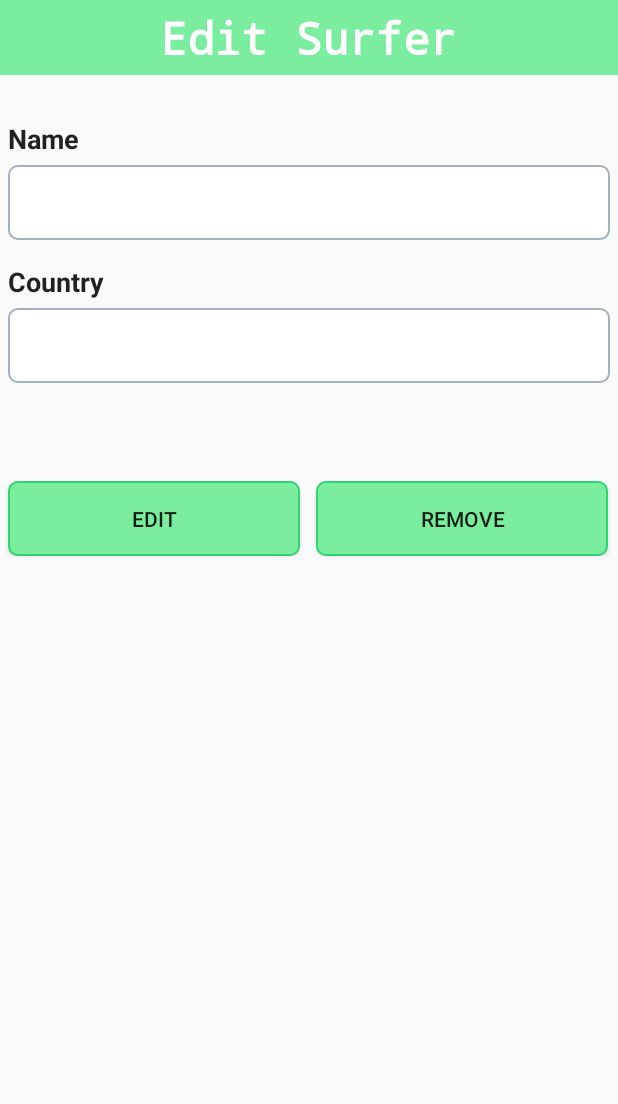
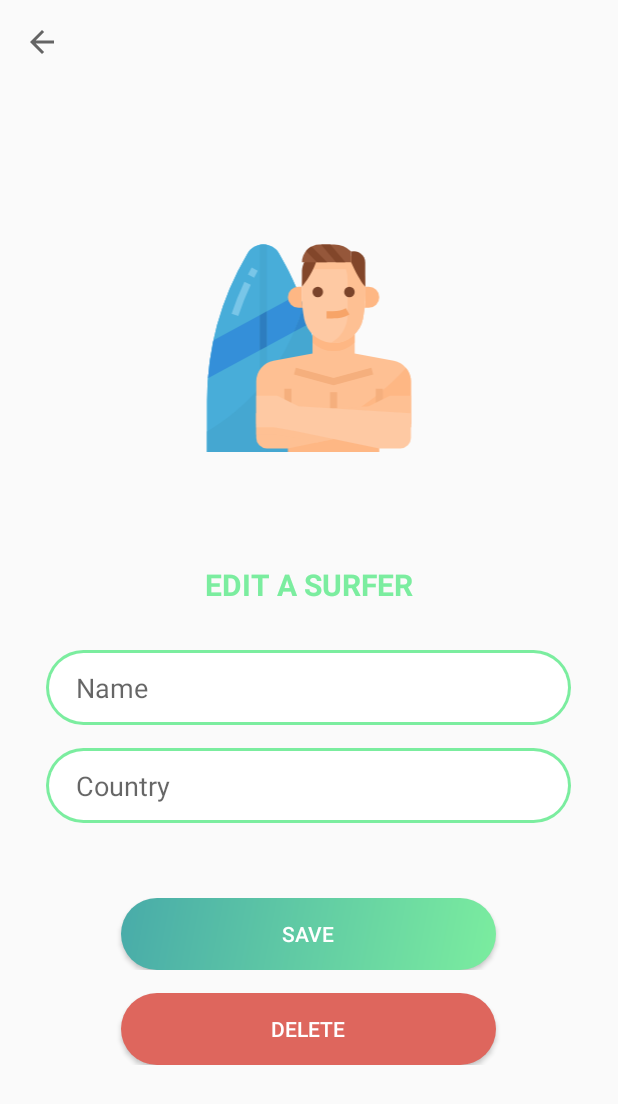
Before and after one commit to yanfalcao/HorizonDesafio, an Android app: the EditSurferActivity screen opened directly, with no data from a screen before it, on a phone screen of 412 x 824 dp. Shown: the top 1104 px of the screen. Run offline under Robolectric (Android 15) with nearby library versions, the phone set to English and light mode, and no system bars; our stand-ins replace ButterKnife.

Commit message:
Reafactor: Ajuste e melhoria na tela de edição de surfistas

```diff
--- a/MundialSurf/app/src/main/java/br/com/yanfalcao/mundialsurf/view/surfersViews/EditSurferActivity.java
+++ b/MundialSurf/app/src/main/java/br/com/yanfalcao/mundialsurf/view/surfersViews/EditSurferActivity.java
@@ -2,14 +2,19 @@ package br.com.yanfalcao.mundialsurf.view.surfersViews;
 
 import android.os.Bundle;
 import android.support.v7.app.AppCompatActivity;
+import android.support.v7.widget.Toolbar;
 import android.view.View;
 import android.widget.EditText;
 import android.widget.Toast;
 import br.com.yanfalcao.mundialsurf.R;
 import br.com.yanfalcao.mundialsurf.controller.SurferController;
 import br.com.yanfalcao.mundialsurf.model.DataBaseHelper;
+import butterknife.BindView;
+import butterknife.ButterKnife;
 
 public class EditSurferActivity extends AppCompatActivity {
+
+    @BindView(R.id.toolbar) Toolbar toolbar;
 
     EditText name, country;
     String idSurfer, nameSurfer, countrySurfer;
@@ -19,6 +24,11 @@ public class EditSurferActivity extends AppCompatActivity {
     protected void onCreate(Bundle savedInstanceState) {
         super.onCreate(savedInstanceState);
         setContentView(R.layout.activity_edit_surfer);
+        ButterKnife.bind(this);
+
+        setSupportActionBar(toolbar);
+        getSupportActionBar().setTitle("");
+        getSupportActionBar().setDisplayHomeAsUpEnabled(true);
 
         helper = new DataBaseHelper(this);
 
@@ -31,6 +41,12 @@ public class EditSurferActivity extends AppCompatActivity {
 
         name.setText(nameSurfer);
         country.setText(countrySurfer);
+    }
+
+    @Override
+    public boolean onSupportNavigateUp() {
+        onBackPressed();
+        return true;
     }
 
     public void editSurfer(View v){
--- a/MundialSurf/app/src/main/java/br/com/yanfalcao/mundialsurf/view/surfersViews/NewSurferActivity.java
+++ b/MundialSurf/app/src/main/java/br/com/yanfalcao/mundialsurf/view/surfersViews/NewSurferActivity.java
@@ -2,6 +2,7 @@ package br.com.yanfalcao.mundialsurf.view.surfersViews;
 
 import android.support.v7.app.AppCompatActivity;
 import android.os.Bundle;
+import android.support.v7.widget.Toolbar;
 import android.view.View;
 import android.widget.EditText;
 import android.widget.Toast;
@@ -16,6 +17,7 @@ public class NewSurferActivity extends AppCompatActivity {
     private DataBaseHelper helper;
     @BindView(R.id.name) EditText name;
     @BindView(R.id.country) EditText country;
+    @BindView(R.id.toolbar) Toolbar toolbar;
 
     @Override
     protected void onCreate(Bundle savedInstanceState) {
@@ -23,7 +25,17 @@ public class NewSurferActivity extends AppCompatActivity {
         setContentView(R.layout.activity_new_surfer);
         ButterKnife.bind(this);
 
+        setSupportActionBar(toolbar);
+        getSupportActionBar().setTitle("");
+        getSupportActionBar().setDisplayHomeAsUpEnabled(true);
+
         helper = new DataBaseHelper(this);
+    }
+
+    @Override
+    public boolean onSupportNavigateUp() {
+        onBackPressed();
+        return true;
     }
 
     public void saveSurfer(View v){
--- /dev/null
+++ b/MundialSurf/app/src/main/res/drawable/db_button_delete.xml
@@ -0,0 +1,11 @@
+<?xml version="1.0" encoding="utf-8"?>
+<shape xmlns:android="http://schemas.android.com/apk/res/android"
+    android:padding="15dp"
+    android:shape="rectangle">
+    <corners android:bottomLeftRadius="26dp"
+        android:bottomRightRadius="26dp"
+        android:topLeftRadius="26dp"
+        android:topRightRadius="26dp" />
+    <solid
+        android:color="@color/redLight"/>
+</shape>
--- a/MundialSurf/app/src/main/res/layout/activity_edit_surfer.xml
+++ b/MundialSurf/app/src/main/res/layout/activity_edit_surfer.xml
@@ -1,86 +1,119 @@
 <?xml version="1.0" encoding="utf-8"?>
-<ScrollView
+<LinearLayout
     xmlns:android="http://schemas.android.com/apk/res/android"
     xmlns:tools="http://schemas.android.com/tools"
     android:layout_width="match_parent"
     android:layout_height="match_parent"
+    android:orientation="vertical"
     tools:context=".view.surfersViews.EditSurferActivity">
+
+    <android.support.v7.widget.Toolbar
+        android:id="@+id/toolbar"
+        android:layout_height="wrap_content"
+        android:layout_width="match_parent"/>
+
+    <ScrollView
+        android:layout_width="match_parent"
+        android:layout_height="match_parent">
 
         <TableLayout
             android:layout_width="match_parent"
             android:layout_height="wrap_content"
             android:stretchColumns="0,1,2">
 
+            <ImageView
+                android:layout_height="150dp"
+                android:layout_marginTop="100dp"
+                android:src="@drawable/ic_surfer_male"/>
+
             <LinearLayout
-            android:layout_height="50dp"
+                android:layout_height="wrap_content"
+                android:layout_marginTop="70dp"
                 android:gravity="center"
-            android:background="@color/colorLightGreen"
                 android:orientation="vertical">
 
                 <TextView
                     android:layout_width="wrap_content"
                     android:layout_height="wrap_content"
                     android:layout_gravity="center"
-                android:text="Edit Surfer"
-                android:textAppearance="?android:attr/textAppearanceLarge"
-                android:textSize="30sp"
-                android:textColor="@color/white"
-                android:typeface="monospace"
+                    android:text="Edit a Surfer"
+                    android:textAllCaps="true"
+                    android:textSize="20sp"
+                    android:textColor="@color/colorLightGreen"
                     android:textStyle="bold"/>
             </LinearLayout>
 
-        <TextView
-            android:text="Name"
-            style="@style/TextView"
-            android:layout_marginTop="30dp"/>
+            <LinearLayout
+                android:layout_height="wrap_content"
+                android:layout_marginTop="30dp"
+                android:gravity="center"
+                android:orientation="vertical">
 
                 <EditText
                     android:id="@+id/name"
                     android:layout_height="50dp"
-            style="@style/EditText"
+                    android:layout_width="350dp"
+                    android:paddingLeft="20dp"
+                    android:paddingRight="20dp"
+                    android:hint="Name"
                     android:inputType="text"
-            android:background="@drawable/rount_edit_text"/>
+                    android:background="@drawable/db_gradient_edit"/>
+            </LinearLayout>
 
-        <TextView
-            android:text="Country"
-            style="@style/TextView"/>
+            <LinearLayout
+                android:layout_height="wrap_content"
+                android:layout_marginTop="15dp"
+                android:gravity="center"
+                android:orientation="vertical">
 
                 <EditText
                     android:id="@+id/country"
                     android:layout_height="50dp"
-            style="@style/EditText"
+                    android:layout_width="350dp"
+                    android:paddingLeft="20dp"
+                    android:paddingRight="20dp"
+                    android:hint="Country"
                     android:inputType="text"
-            android:background="@drawable/rount_edit_text"/>
+                    android:background="@drawable/db_gradient_edit"/>
+            </LinearLayout>
 
-        <TableRow
+            <LinearLayout
                 android:layout_height="wrap_content"
-            android:layout_width="match_parent"
-            android:orientation="horizontal"
-            android:layout_marginTop="50dp">
+                android:layout_marginTop="50dp"
+                android:gravity="center"
+                android:orientation="vertical">
 
                 <Button
                     android:onClick="editSurfer"
-                android:background="@drawable/rount_button"
-                android:layout_height="50dp"
-                android:layout_width="wrap_content"
+                    android:background="@drawable/db_gradient_button"
+                    android:layout_height="wrap_content"
+                    android:layout_width="250dp"
                     android:layout_marginLeft="5dp"
                     android:layout_marginRight="5dp"
-                android:text="Edit"
+                    android:text="SAVE"
+                    android:textColor="@color/white"
                     android:textAlignment="center"/>
+            </LinearLayout>
+
+            <LinearLayout
+                android:layout_height="wrap_content"
+                android:layout_marginTop="15dp"
+                android:gravity="center"
+                android:orientation="vertical">
 
                 <Button
-                android:id="@+id/delete"
                     android:onClick="deleteSurfer"
-                android:background="@drawable/rount_button"
-                android:layout_height="50dp"
-                android:layout_width="wrap_content"
+                    android:background="@drawable/db_button_delete"
+                    android:layout_height="wrap_content"
+                    android:layout_width="250dp"
                     android:layout_marginLeft="5dp"
                     android:layout_marginRight="5dp"
-                android:text="Remove"
+                    android:text="DELETE"
+                    android:textColor="@color/white"
                     android:textAlignment="center"/>
-
-        </TableRow>
+            </LinearLayout>
 
         </TableLayout>
 
     </ScrollView>
+</LinearLayout>
--- a/MundialSurf/app/src/main/res/layout/activity_new_surfer.xml
+++ b/MundialSurf/app/src/main/res/layout/activity_new_surfer.xml
@@ -1,10 +1,20 @@
 <?xml version="1.0" encoding="utf-8"?>
-<ScrollView
+<LinearLayout
     xmlns:android="http://schemas.android.com/apk/res/android"
     xmlns:tools="http://schemas.android.com/tools"
     android:layout_width="match_parent"
     android:layout_height="match_parent"
+    android:orientation="vertical"
     tools:context=".view.surfersViews.NewSurferActivity">
+
+    <android.support.v7.widget.Toolbar
+        android:id="@+id/toolbar"
+        android:layout_height="wrap_content"
+        android:layout_width="match_parent"/>
+
+    <ScrollView
+        android:layout_width="match_parent"
+        android:layout_height="match_parent">
 
         <TableLayout
             android:layout_width="match_parent"
@@ -106,3 +116,4 @@
         </TableLayout>
 
     </ScrollView>
+</LinearLayout>
--- a/MundialSurf/app/src/main/res/values/colors.xml
+++ b/MundialSurf/app/src/main/res/values/colors.xml
@@ -3,6 +3,7 @@
     <color name="colorPrimary">#008577</color>
     <color name="colorPrimaryDark">#00574B</color>
     <color name="colorAccent">#D81B60</color>
+    <color name="redLight">#DE665D</color>
     <color name="colorBackground">#f1f2f6</color>
     <color name="colorLightGray">#a4b0be</color>
     <color name="lightGray">#f1f2f6</color>
```
Lines whose indentation alone changed are shown as unchanged.
